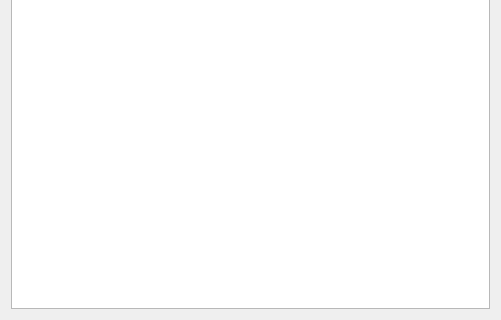
The window that Installer/downloadwindow.ui (denix56/Apertium-GP) describes before a commit, drawn with Qt 5; both pictures show x 0 to 501 and y 315 to 635 of the 501 by 635 pixel window.
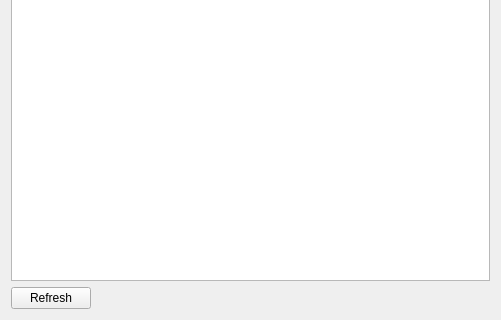
The same window after the commit.

Diff of the .ui file:
```diff
--- a/Installer/downloadwindow.ui
+++ b/Installer/downloadwindow.ui
@@ -24,8 +24,8 @@
   </property>
   <layout class="QGridLayout" name="gridLayout">
    <item row="0" column="0">
-    <layout class="QVBoxLayout" name="verticalLayout">
-     <item>
+    <layout class="QGridLayout" name="gridLayout_2">
+     <item row="0" column="0">
       <widget class="QTableView" name="view">
        <property name="styleSheet">
         <string notr="true"/>
@@ -62,6 +62,13 @@
        </attribute>
       </widget>
      </item>
+     <item row="1" column="0" alignment="Qt::AlignLeft">
+      <widget class="QPushButton" name="refreshButton">
+       <property name="text">
+        <string>Refresh</string>
+       </property>
+      </widget>
+     </item>
     </layout>
    </item>
   </layout>
```
